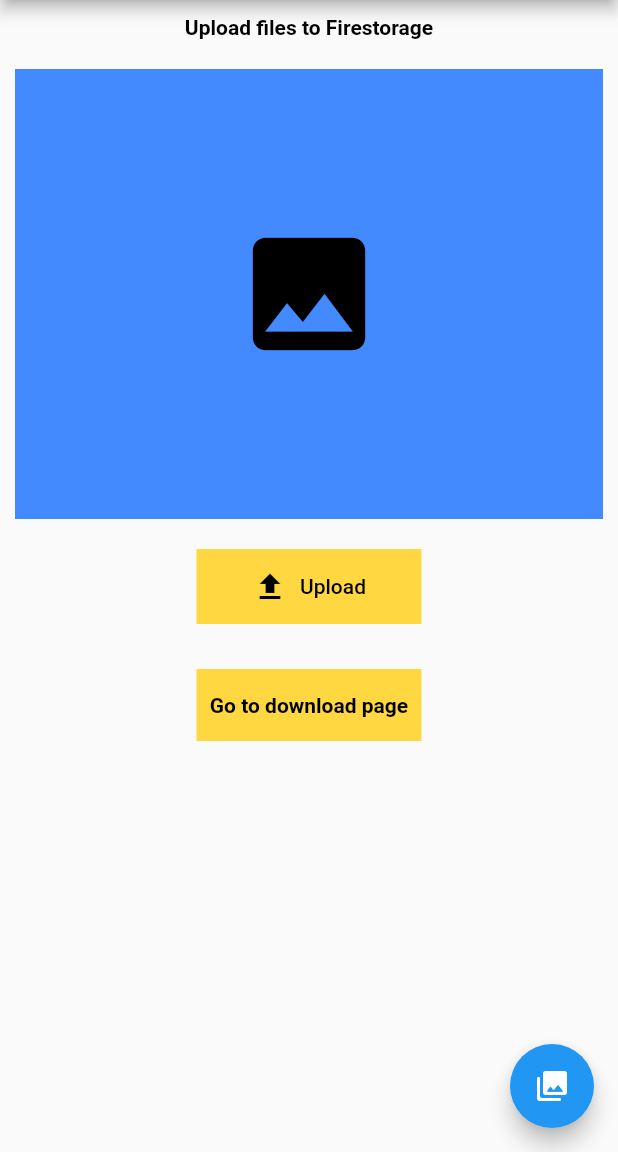
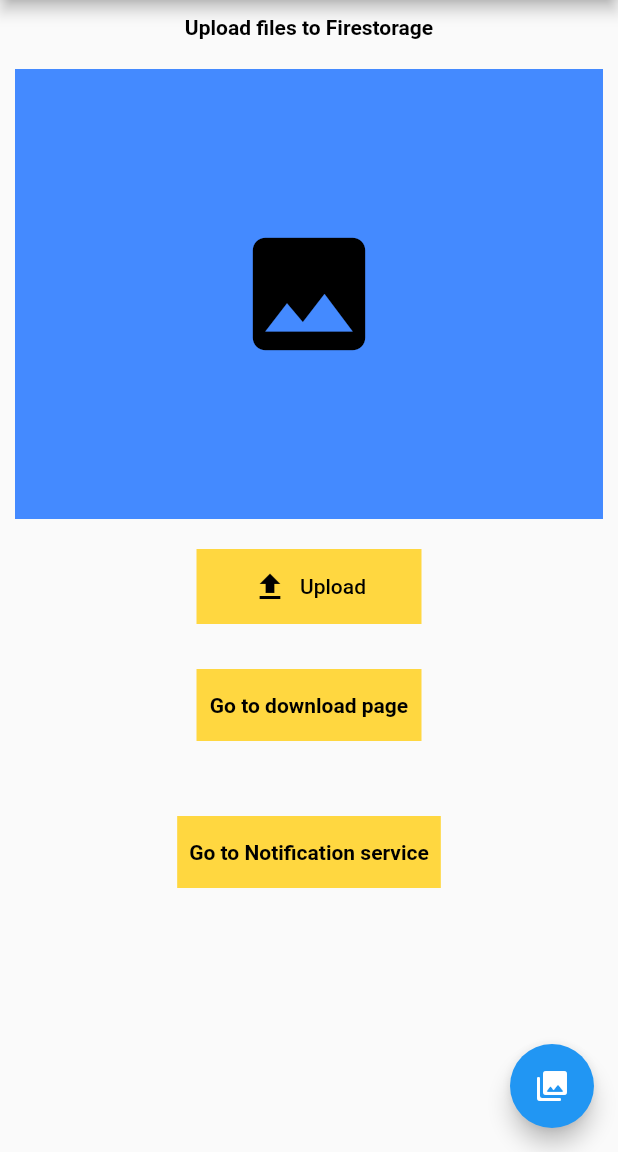
Before and after one commit to Netesh5/allaboutFirebase, a Flutter app: the storageScreen screen opened directly, on a phone screen of 412 x 824 dp, the part 84-1236 px from its top. Run offline on Flutter 3.47's test engine with Material 2 defaults, Android fonts, the phone set to English and light mode, and no system bars; our stand-ins replace cloud_firestore, firebase_auth, firebase_core, firebase_messaging, firebase_storage, google_sign_in and 2 more; missing offline and left inert: image_downloader; accounts and stored records are empty; Roboto replaces fonts that are missing (ubuntu).

Commit message:
setup_for_push_notification

```diff
--- a/lib/Firebase_functions/screens/home/firestorageUploadScreen.dart
+++ b/lib/Firebase_functions/screens/home/firestorageUploadScreen.dart
@@ -2,6 +2,7 @@ import 'dart:io';
 
 import 'package:firebase_storage/firebase_storage.dart';
 import 'package:firebaseapp/Firebase_functions/screens/home/firesotrageDownloadScreen.dart';
+import 'package:firebaseapp/Firebase_functions/screens/home/pushnotificationScreen.dart';
 import 'package:firebaseapp/constant/loading.dart';
 import 'package:firebaseapp/main.dart';
 import 'package:firebaseapp/services/db.dart';
@@ -116,6 +117,24 @@ class _storageScreenState extends State<storageScreen> {
                       style: TextStyle(
                           fontWeight: FontWeight.bold, color: Colors.black),
                     )),
+              ),
+              const SizedBox(
+                height: 50,
+              ),
+              Container(
+                color: Colors.amberAccent,
+                child: TextButton(
+                    onPressed: () {
+                      Navigator.push(
+                          context,
+                          MaterialPageRoute(
+                              builder: (context) => pushNotificationScreen()));
+                    },
+                    child: const Text(
+                      "Go to Notification service",
+                      style: TextStyle(
+                          fontWeight: FontWeight.bold, color: Colors.black),
+                    )),
               )
             ],
           ),
```
Also changed, not shown: lib/Firebase_functions/screens/home/pushnotificationScreen.dart (added, +29 -0 lines).
